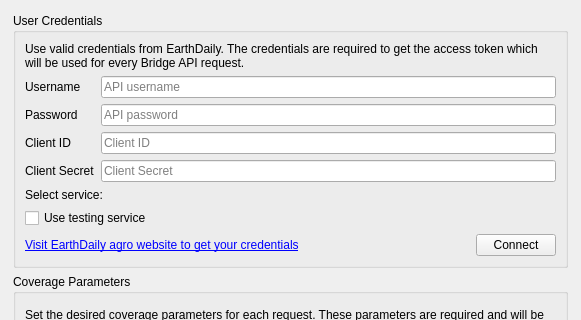
This is geosys/ui/templates/options_dialog_base.ui in osundwajeff/qgis-plugin as Qt 5 draws it before an edit; both pictures show x 0 to 581 and y 0 to 320 of the 581 by 592 pixel window. The edited form follows.
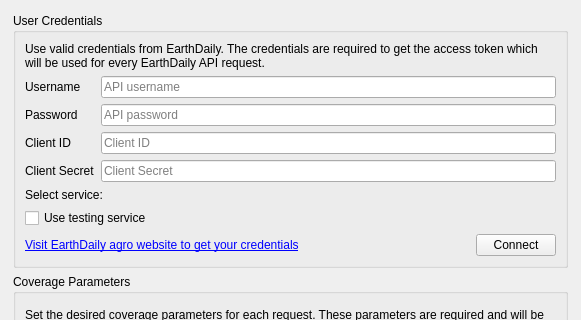
This is the edited form.

Patch:
```diff
--- a/geosys/ui/templates/options_dialog_base.ui
+++ b/geosys/ui/templates/options_dialog_base.ui
@@ -69,7 +69,7 @@
       <property name="geometry">
        <rect>
         <x>0</x>
-        <y>-74</y>
+        <y>0</y>
         <width>548</width>
         <height>612</height>
        </rect>
@@ -238,7 +238,7 @@
           <item row="0" column="0" colspan="2">
            <widget class="QLabel" name="credentials_label">
             <property name="text">
-             <string>Use valid credentials from EarthDaily. The credentials are required to get the access token which will be used for every Bridge API request.</string>
+             <string>Use valid credentials from EarthDaily. The credentials are required to get the access token which will be used for every EarthDaily API request.</string>
             </property>
             <property name="wordWrap">
              <bool>true</bool>
```
